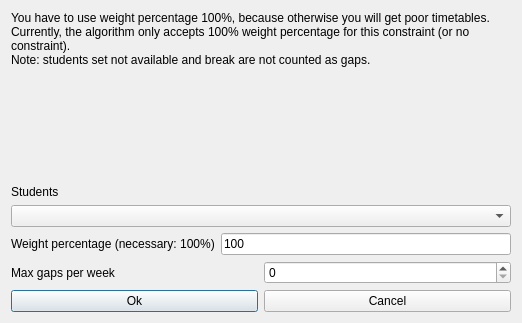
Qt form src/interface/modifyconstraintstudentssetmaxgapsperweekform_template.ui (janLo/FET) before a commit.
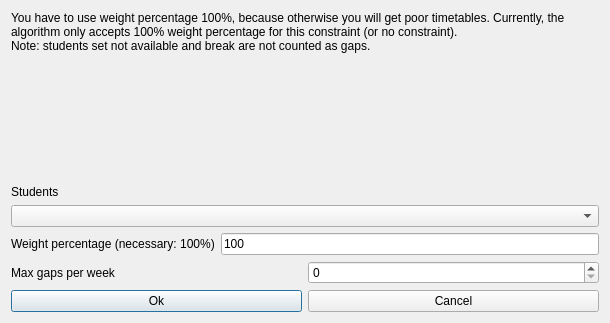
The same form after that commit.

What changed in the file:
```diff
--- a/src/interface/modifyconstraintstudentssetmaxgapsperweekform_template.ui
+++ b/src/interface/modifyconstraintstudentssetmaxgapsperweekform_template.ui
@@ -6,7 +6,7 @@
    <rect>
     <x>0</x>
     <y>0</y>
-    <width>522</width>
+    <width>610</width>
     <height>323</height>
    </rect>
   </property>
```
